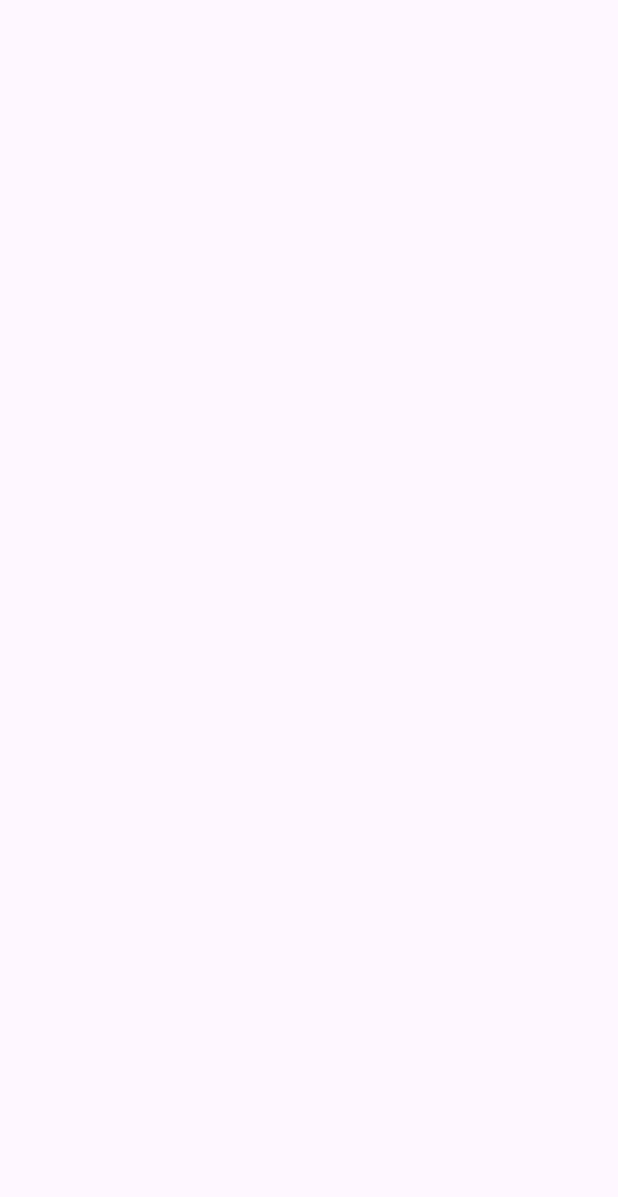
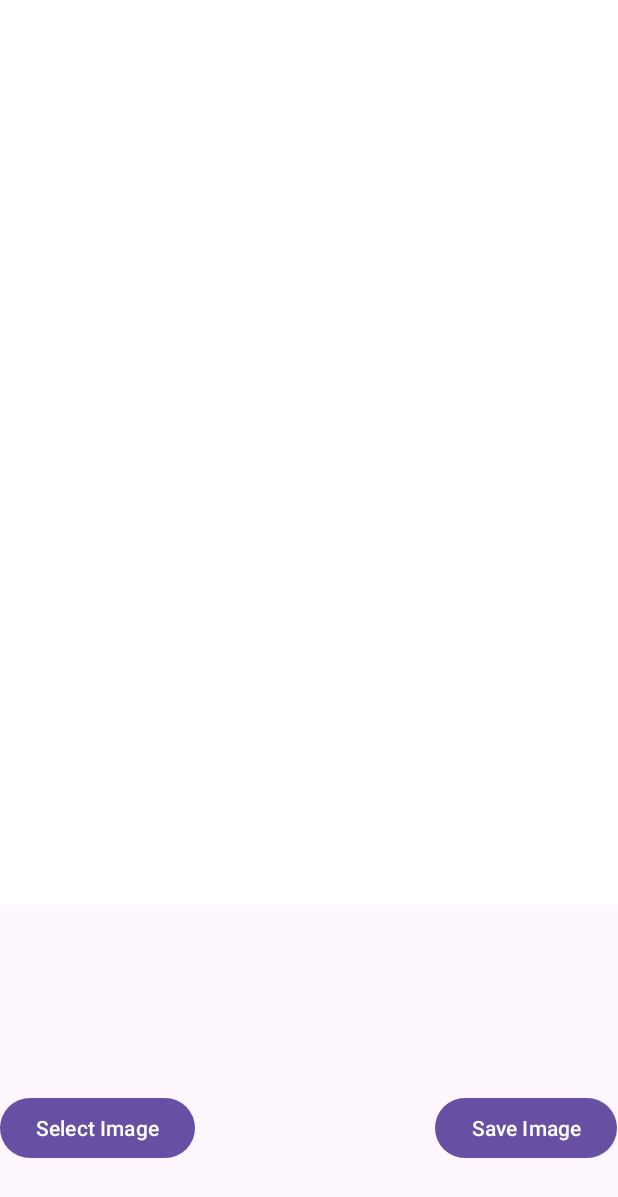
Before and after one commit to crystalshamo/PaperTrail, an Android app: the EditPage screen opened directly, with no data from a screen before it, on a phone screen of 412 x 824 dp. Before the commit the part shown is empty. Shown: the top 1197 px of the screen. Run offline under Robolectric (Android 15) with nearby library versions, the phone set to English and light mode, and no system bars.

Commit message:
blank image and camera added to editpage

```diff
--- a/app/src/main/AndroidManifest.xml
+++ b/app/src/main/AndroidManifest.xml
@@ -2,6 +2,8 @@
 <manifest xmlns:android="http://schemas.android.com/apk/res/android"
     xmlns:tools="http://schemas.android.com/tools">
 
+    <uses-permission android:name="android.permission.READ_EXTERNAL_STORAGE" />
+    <uses-permission android:name="android.permission.WRITE_EXTERNAL_STORAGE" />
     <application
         android:allowBackup="true"
         android:dataExtractionRules="@xml/data_extraction_rules"
--- a/app/src/main/java/com/example/papertrail/EditPage.java
+++ b/app/src/main/java/com/example/papertrail/EditPage.java
@@ -8,17 +8,116 @@ import androidx.core.graphics.Insets;
 import androidx.core.view.ViewCompat;
 import androidx.core.view.WindowInsetsCompat;
 
+import android.Manifest;
+import android.content.ContentResolver;
+import android.content.Intent;
+import android.graphics.Bitmap;
+import android.graphics.BitmapFactory;
+import android.os.Bundle;
+import android.provider.MediaStore;
+import android.util.Log;
+import android.view.View;
+import android.widget.Button;
+import android.widget.ImageView;
+import android.widget.Toast;
+
+import androidx.appcompat.app.AppCompatActivity;
+import androidx.core.app.ActivityCompat;
+import androidx.core.content.ContextCompat;
+
+import java.io.File;
+import java.io.FileOutputStream;
+import java.io.IOException;
+import java.io.InputStream;
+
 public class EditPage extends AppCompatActivity {
+
+    private static final int PICK_IMAGE_REQUEST = 1;
+    private static final int REQUEST_PERMISSION = 2;
+
+    private ImageView imageView;
+    private Button selectImageButton;
+    private Button saveImageButton;
+    private Bitmap selectedBitmap;
 
     @Override
     protected void onCreate(Bundle savedInstanceState) {
         super.onCreate(savedInstanceState);
-        EdgeToEdge.enable(this);
-        setContentView(R.layout.activity_edit_page);
-        ViewCompat.setOnApplyWindowInsetsListener(findViewById(R.id.main), (v, insets) -> {
-            Insets systemBars = insets.getInsets(WindowInsetsCompat.Type.systemBars());
-            v.setPadding(systemBars.left, systemBars.top, systemBars.right, systemBars.bottom);
-            return insets;
+        setContentView(R.layout.activity_edit_page);  // Updated to the correct layout file
+
+        imageView = findViewById(R.id.photoEditorImageView);
+        selectImageButton = findViewById(R.id.selectImageButton);
+        saveImageButton = findViewById(R.id.saveImageButton);
+
+        // Check for permissions
+        if (ContextCompat.checkSelfPermission(this, Manifest.permission.READ_EXTERNAL_STORAGE) != android.content.pm.PackageManager.PERMISSION_GRANTED) {
+            ActivityCompat.requestPermissions(this, new String[]{Manifest.permission.READ_EXTERNAL_STORAGE}, REQUEST_PERMISSION);
+        }
+
+        // Set up button click listeners
+        selectImageButton.setOnClickListener(new View.OnClickListener() {
+            @Override
+            public void onClick(View v) {
+                openGallery();
+            }
+        });
+
+        saveImageButton.setOnClickListener(new View.OnClickListener() {
+            @Override
+            public void onClick(View v) {
+                if (selectedBitmap != null) {
+                    saveImage(selectedBitmap);
+                } else {
+                    Toast.makeText(EditPage.this, "No image to save", Toast.LENGTH_SHORT).show();
+                }
+            }
         });
     }
+
+    private void openGallery() {
+        // Open the gallery to pick an image
+        Intent intent = new Intent(Intent.ACTION_PICK, MediaStore.Images.Media.EXTERNAL_CONTENT_URI);
+        startActivityForResult(intent, PICK_IMAGE_REQUEST);
+    }
+
+    @Override
+    protected void onActivityResult(int requestCode, int resultCode, Intent data) {
+        super.onActivityResult(requestCode, resultCode, data);
+
+        if (requestCode == PICK_IMAGE_REQUEST && resultCode == RESULT_OK && data != null) {
+            try {
+                // Get the selected image URI
+                ContentResolver contentResolver = getContentResolver();
+                InputStream inputStream = contentResolver.openInputStream(data.getData());
+                selectedBitmap = BitmapFactory.decodeStream(inputStream);
+                imageView.setImageBitmap(selectedBitmap);
+            } catch (IOException e) {
+                e.printStackTrace();
+                Toast.makeText(this, "Failed to load image", Toast.LENGTH_SHORT).show();
+            }
+        }
+    }
+
+    private void saveImage(Bitmap bitmap) {
+        // Save the selected image to external storage
+        File file = new File(getExternalFilesDir(null), "edited_image.png");
+        try (FileOutputStream outputStream = new FileOutputStream(file)) {
+            bitmap.compress(Bitmap.CompressFormat.PNG, 100, outputStream);
+            outputStream.flush();
+            Toast.makeText(this, "Image saved to " + file.getAbsolutePath(), Toast.LENGTH_SHORT).show();
+        } catch (IOException e) {
+            e.printStackTrace();
+            Toast.makeText(this, "Failed to save image", Toast.LENGTH_SHORT).show();
+        }
+    }
+
+    @Override
+    public void onRequestPermissionsResult(int requestCode, String[] permissions, int[] grantResults) {
+        super.onRequestPermissionsResult(requestCode, permissions, grantResults);
+        if (requestCode == REQUEST_PERMISSION) {
+            if (grantResults.length > 0 && grantResults[0] != android.content.pm.PackageManager.PERMISSION_GRANTED) {
+                Toast.makeText(this, "Permission denied. Cannot access gallery.", Toast.LENGTH_SHORT).show();
+            }
+        }
+    }
 }
--- a/app/src/main/res/layout/activity_edit_page.xml
+++ b/app/src/main/res/layout/activity_edit_page.xml
@@ -1,5 +1,5 @@
 <?xml version="1.0" encoding="utf-8"?>
-<androidx.constraintlayout.widget.ConstraintLayout xmlns:android="http://schemas.android.com/apk/res/android"
+<RelativeLayout xmlns:android="http://schemas.android.com/apk/res/android"
     xmlns:app="http://schemas.android.com/apk/res-auto"
     xmlns:tools="http://schemas.android.com/tools"
     android:id="@+id/main"
@@ -7,4 +7,34 @@
     android:layout_height="match_parent"
     tools:context=".EditPage">
 
-</androidx.constraintlayout.widget.ConstraintLayout>
+        <!-- ImageView to show the image -->
+    <ImageView
+        android:id="@+id/photoEditorImageView"
+        android:layout_width="match_parent"
+        android:layout_height="603dp"
+        android:contentDescription="Photo Editor Image"
+        android:scaleType="fitCenter"
+        android:src="@android:color/white" />
+
+        <!-- Button to open gallery -->
+
+    <!-- Button to save the image -->
+
+    <Button
+        android:id="@+id/selectImageButton"
+        android:layout_width="wrap_content"
+        android:layout_height="wrap_content"
+        android:layout_alignParentBottom="true"
+        android:layout_marginBottom="48dp"
+        android:text="Select Image" />
+
+    <Button
+        android:id="@+id/saveImageButton"
+        android:layout_width="wrap_content"
+        android:layout_height="wrap_content"
+        android:layout_alignParentBottom="true"
+        android:layout_marginStart="160dp"
+        android:layout_marginBottom="48dp"
+        android:layout_toEndOf="@id/selectImageButton"
+        android:text="Save Image" />
+</RelativeLayout>
```
